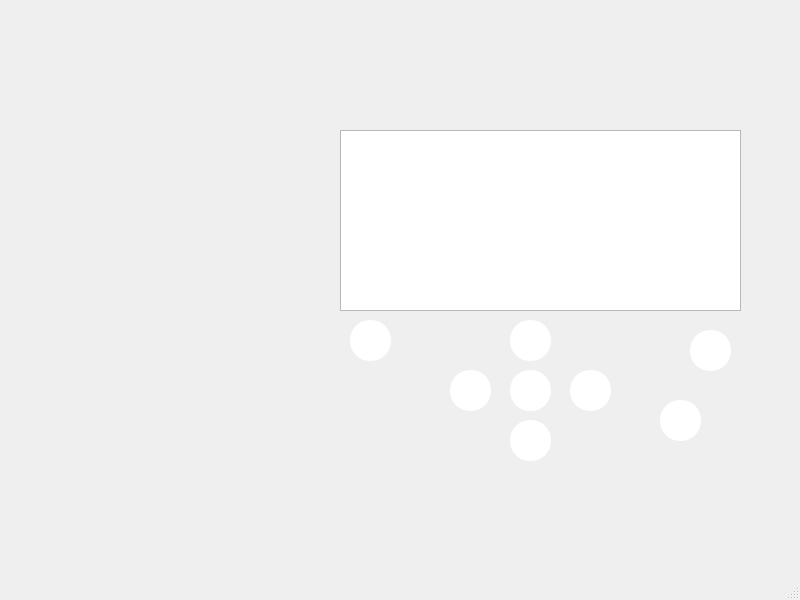
Before: the Qt Designer form code/mainwindow.ui in ahmadjazmawi1/3004-Project-Group-12, drawn with Qt 5.
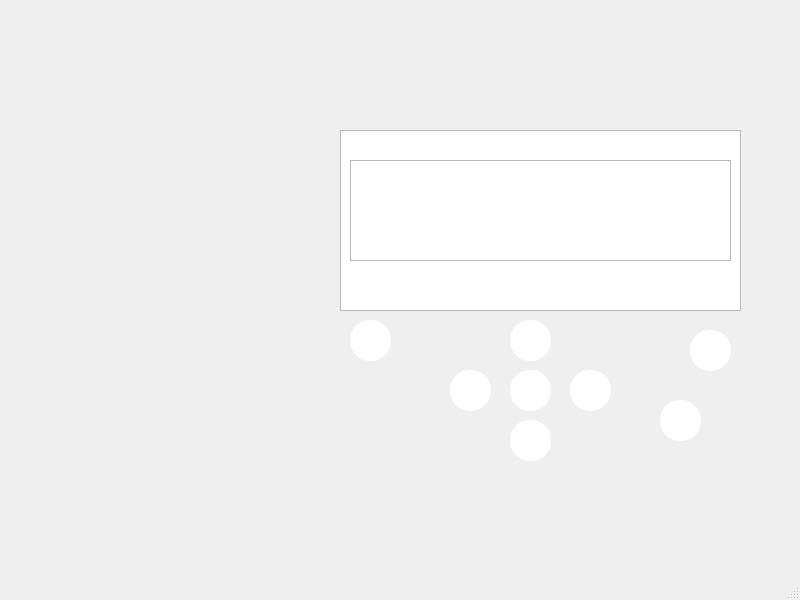
After: the same form once the commit is applied. Icons and pictures are not drawn.

Commit message: added setting tab and functionality of up and down buttons

Patch:
```diff
--- a/code/mainwindow.ui
+++ b/code/mainwindow.ui
@@ -222,6 +222,26 @@
      <string/>
     </property>
    </widget>
+   <widget class="QWidget" name="mainMenu" native="true">
+    <property name="geometry">
+     <rect>
+      <x>350</x>
+      <y>160</y>
+      <width>381</width>
+      <height>111</height>
+     </rect>
+    </property>
+    <widget class="QListWidget" name="mainListWidget">
+     <property name="geometry">
+      <rect>
+       <x>0</x>
+       <y>0</y>
+       <width>381</width>
+       <height>101</height>
+      </rect>
+     </property>
+    </widget>
+   </widget>
    <zorder>label_7</zorder>
    <zorder>label</zorder>
    <zorder>screenDisplay</zorder>
@@ -233,6 +253,7 @@
    <zorder>menuButton</zorder>
    <zorder>backButton</zorder>
    <zorder>powerButton</zorder>
+   <zorder>mainMenu</zorder>
   </widget>
   <widget class="QMenuBar" name="menubar">
    <property name="geometry">
```
The commit also changes 5 other files.
